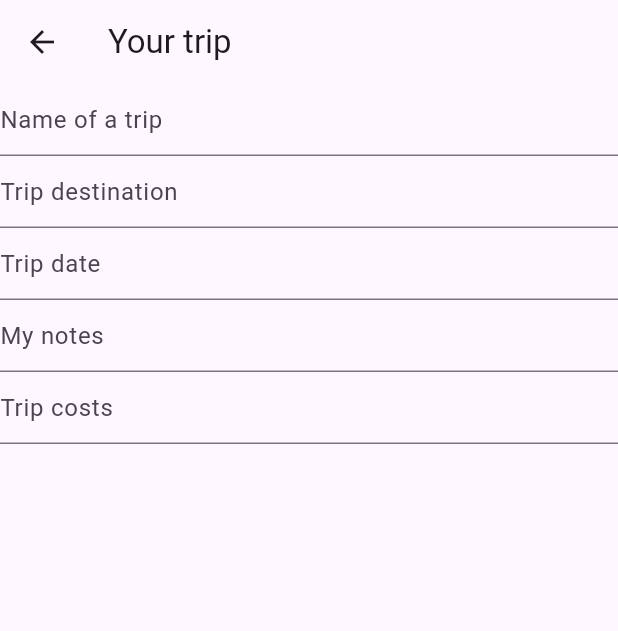
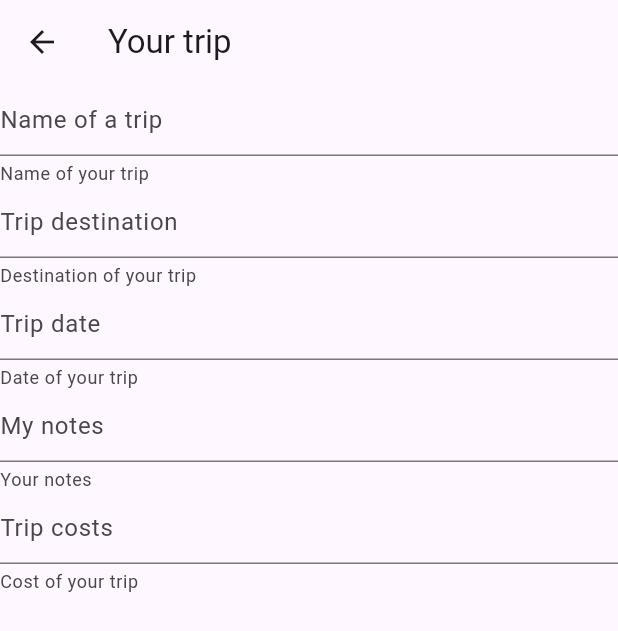
Before and after one commit to mis177/trip-planner, a Flutter app: the CreateUpdateTripView screen opened by its route, on a phone screen of 412 x 824 dp. Shown: the top 631 px of the screen. Run offline on Flutter 3.47's test engine with Material 3 defaults, Android fonts, the phone set to English and light mode, and no system bars; our stand-ins replace sqflite; missing offline and left inert: dart:ffi; accounts and stored records are empty.

Commit message:
implemented updating trips

```diff
--- a/lib/views/trips/create_update_trip_view.dart
+++ b/lib/views/trips/create_update_trip_view.dart
@@ -137,32 +137,45 @@ class _CreateUpdateTripViewState extends State<CreateUpdateTripView> {
                     controller: _nameTextController,
                     keyboardType: TextInputType.multiline,
                     maxLines: null,
-                    decoration:
-                        const InputDecoration(hintText: 'Name of a trip'),
+                    decoration: const InputDecoration(
+                      hintText: 'Name of a trip',
+                      helperText: 'Name of your trip',
+                    ),
                   ),
                   TextField(
                     controller: _destinationTextController,
                     keyboardType: TextInputType.multiline,
                     maxLines: null,
-                    decoration:
-                        const InputDecoration(hintText: 'Trip destination'),
+                    decoration: const InputDecoration(
+                      hintText: 'Trip destination',
+                      helperText: 'Destination of your trip',
+                    ),
                   ),
                   TextField(
                     controller: _dateTextController,
                     keyboardType: TextInputType.multiline,
                     maxLines: null,
-                    decoration: const InputDecoration(hintText: 'Trip date'),
+                    decoration: const InputDecoration(
+                      hintText: 'Trip date',
+                      helperText: 'Date of your trip',
+                    ),
                   ),
                   TextField(
                     controller: _noteTextController,
                     keyboardType: TextInputType.multiline,
                     maxLines: null,
-                    decoration: const InputDecoration(hintText: 'My notes'),
+                    decoration: const InputDecoration(
+                      hintText: 'My notes',
+                      helperText: 'Your notes',
+                    ),
                   ),
                   TextField(
                     keyboardType: TextInputType.multiline,
                     maxLines: null,
-                    decoration: const InputDecoration(hintText: 'Trip costs'),
+                    decoration: const InputDecoration(
+                      hintText: 'Trip costs',
+                      helperText: 'Cost of your trip',
+                    ),
                     readOnly: true,
                     onTap: () {
                       Navigator.of(context).pushNamed(tripCostRoute);
```
Also changed, not shown: lib/views/trips/trip_cost_view.dart (+68 -38 lines).
